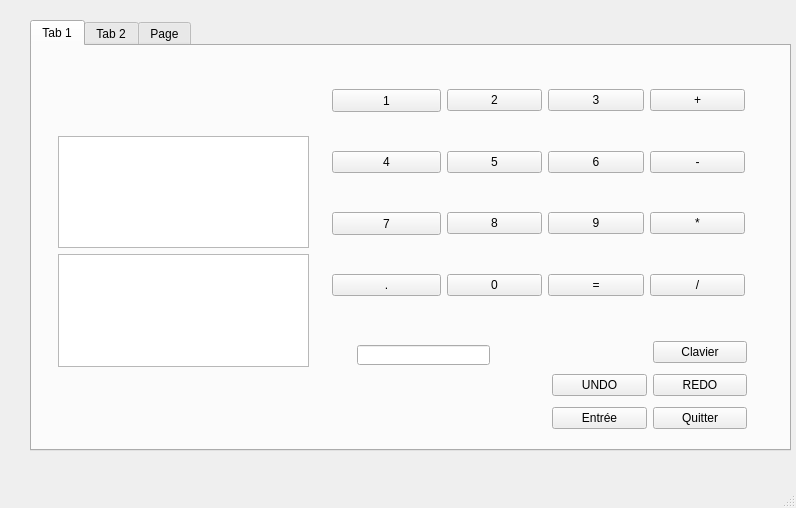
First picture: the form in mainwindow.ui, repository Sk4oned/projet1, before the edit.
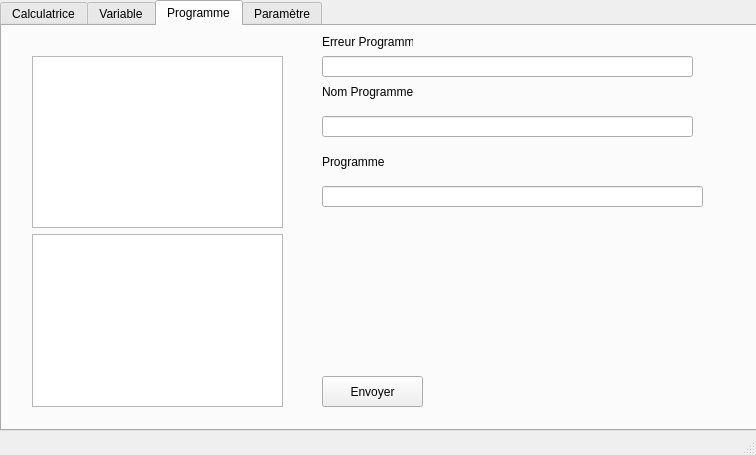
Second picture: the form after the edit.

```diff
--- a/mainwindow.ui
+++ b/mainwindow.ui
@@ -6,8 +6,8 @@
    <rect>
     <x>0</x>
     <y>0</y>
-    <width>796</width>
-    <height>508</height>
+    <width>756</width>
+    <height>455</height>
    </rect>
   </property>
   <property name="windowTitle">
@@ -17,57 +17,30 @@
    <widget class="QTabWidget" name="tabWidget">
     <property name="geometry">
      <rect>
-      <x>30</x>
-      <y>20</y>
+      <x>0</x>
+      <y>0</y>
       <width>761</width>
       <height>431</height>
      </rect>
     </property>
     <property name="currentIndex">
-     <number>0</number>
+     <number>2</number>
     </property>
     <widget class="QWidget" name="tab">
      <attribute name="title">
-      <string>Tab 1</string>
+      <string>Calculatrice</string>
      </attribute>
-     <widget class="QLineEdit" name="lineEdit">
-      <property name="geometry">
-       <rect>
-        <x>325</x>
-        <y>299</y>
-        <width>133</width>
-        <height>20</height>
-       </rect>
-      </property>
-      <property name="text">
-       <string/>
-      </property>
-     </widget>
      <widget class="QWidget" name="gridLayoutWidget">
       <property name="geometry">
        <rect>
-        <x>300</x>
-        <y>10</y>
-        <width>413</width>
-        <height>277</height>
+        <x>290</x>
+        <y>50</y>
+        <width>356</width>
+        <height>230</height>
        </rect>
       </property>
       <layout class="QGridLayout" name="gridLayout">
-       <item row="2" column="1">
-        <widget class="QPushButton" name="pushButton_5">
-         <property name="text">
-          <string>5</string>
-         </property>
-        </widget>
-       </item>
        <item row="2" column="0">
-        <widget class="QPushButton" name="pushButton_3">
-         <property name="text">
-          <string>4</string>
-         </property>
-        </widget>
-       </item>
-       <item row="3" column="0">
         <widget class="QPushButton" name="pushButton_4">
          <property name="minimumSize">
           <size>
@@ -80,7 +53,27 @@
          </property>
         </widget>
        </item>
-       <item row="3" column="1">
+       <item row="1" column="0">
+        <widget class="QPushButton" name="pushButton_3">
+         <property name="text">
+          <string>4</string>
+         </property>
+        </widget>
+       </item>
+       <item row="0" column="0">
+        <widget class="QPushButton" name="pushButton">
+         <property name="minimumSize">
+          <size>
+           <width>109</width>
+           <height>23</height>
+          </size>
+         </property>
+         <property name="text">
+          <string>1</string>
+         </property>
+        </widget>
+       </item>
+       <item row="2" column="1">
         <widget class="QPushButton" name="pushButton_8">
          <property name="text">
           <string>8</string>
@@ -88,19 +81,33 @@
         </widget>
        </item>
        <item row="2" column="2">
-        <widget class="QPushButton" name="pushButton_7">
-         <property name="text">
-          <string>6</string>
-         </property>
-        </widget>
-       </item>
-       <item row="3" column="2">
         <widget class="QPushButton" name="pushButton_9">
          <property name="text">
           <string>9</string>
          </property>
         </widget>
        </item>
+       <item row="0" column="2">
+        <widget class="QPushButton" name="pushButton_6">
+         <property name="text">
+          <string>3</string>
+         </property>
+        </widget>
+       </item>
+       <item row="1" column="2">
+        <widget class="QPushButton" name="pushButton_7">
+         <property name="text">
+          <string>6</string>
+         </property>
+        </widget>
+       </item>
+       <item row="1" column="1">
+        <widget class="QPushButton" name="pushButton_5">
+         <property name="text">
+          <string>5</string>
+         </property>
+        </widget>
+       </item>
        <item row="0" column="1">
         <widget class="QPushButton" name="pushButton_2">
          <property name="text">
@@ -108,53 +115,23 @@
          </property>
         </widget>
        </item>
-       <item row="5" column="1">
+       <item row="3" column="1">
         <widget class="QPushButton" name="pushButton_10">
          <property name="text">
           <string>0</string>
          </property>
         </widget>
        </item>
-       <item row="0" column="0">
-        <widget class="QPushButton" name="pushButton">
-         <property name="minimumSize">
-          <size>
-           <width>109</width>
-           <height>23</height>
-          </size>
-         </property>
-         <property name="text">
-          <string>1</string>
-         </property>
-        </widget>
-       </item>
-       <item row="5" column="3">
-        <widget class="QPushButton" name="pushButton_11">
-         <property name="text">
-          <string>/</string>
-         </property>
-        </widget>
-       </item>
-       <item row="3" column="3">
-        <widget class="QPushButton" name="pushButton_12">
-         <property name="text">
-          <string>*</string>
-         </property>
-        </widget>
-       </item>
        <item row="2" column="3">
-        <widget class="QPushButton" name="pushButton_13">
-         <property name="text">
-          <string>-</string>
-         </property>
-        </widget>
-       </item>
-       <item row="0" column="2">
-        <widget class="QPushButton" name="pushButton_6">
-         <property name="text">
-          <string>3</string>
-         </property>
-        </widget>
+        <layout class="QGridLayout" name="gridLayout_3">
+         <item row="2" column="0">
+          <widget class="QPushButton" name="pushButton_12">
+           <property name="text">
+            <string>*</string>
+           </property>
+          </widget>
+         </item>
+        </layout>
        </item>
        <item row="0" column="3">
         <widget class="QPushButton" name="pushButton_14">
@@ -163,14 +140,28 @@
          </property>
         </widget>
        </item>
-       <item row="5" column="2">
+       <item row="1" column="3">
+        <widget class="QPushButton" name="pushButton_13">
+         <property name="text">
+          <string>-</string>
+         </property>
+        </widget>
+       </item>
+       <item row="3" column="2">
         <widget class="QPushButton" name="pushButton_15">
          <property name="text">
           <string>=</string>
          </property>
         </widget>
        </item>
-       <item row="5" column="0">
+       <item row="3" column="3">
+        <widget class="QPushButton" name="pushButton_11">
+         <property name="text">
+          <string>/</string>
+         </property>
+        </widget>
+       </item>
+       <item row="3" column="0">
         <widget class="QPushButton" name="pushButton_18">
          <property name="text">
           <string>.</string>
@@ -182,10 +173,10 @@
      <widget class="QWidget" name="gridLayoutWidget_2">
       <property name="geometry">
        <rect>
-        <x>520</x>
-        <y>290</y>
-        <width>195</width>
-        <height>100</height>
+        <x>570</x>
+        <y>280</y>
+        <width>158</width>
+        <height>83</height>
        </rect>
       </property>
       <layout class="QGridLayout" name="gridLayout_2">
@@ -229,8 +220,8 @@
      <widget class="QWidget" name="verticalLayoutWidget_3">
       <property name="geometry">
        <rect>
-        <x>26</x>
-        <y>90</y>
+        <x>20</x>
+        <y>50</y>
         <width>251</width>
         <height>231</height>
        </rect>
@@ -244,10 +235,23 @@
        </item>
       </layout>
      </widget>
+     <widget class="QLineEdit" name="lineEdit">
+      <property name="geometry">
+       <rect>
+        <x>280</x>
+        <y>310</y>
+        <width>281</width>
+        <height>20</height>
+       </rect>
+      </property>
+      <property name="text">
+       <string/>
+      </property>
+     </widget>
     </widget>
     <widget class="QWidget" name="tab_2">
      <attribute name="title">
-      <string>Tab 2</string>
+      <string>Variable</string>
      </attribute>
      <widget class="QTextEdit" name="textEdit_3">
       <property name="geometry">
@@ -265,6 +269,208 @@
         <x>310</x>
         <y>330</y>
         <width>371</width>
+        <height>21</height>
+       </rect>
+      </property>
+      <property name="text">
+       <string/>
+      </property>
+     </widget>
+     <widget class="QLineEdit" name="lineEdit_13">
+      <property name="geometry">
+       <rect>
+        <x>310</x>
+        <y>230</y>
+        <width>371</width>
+        <height>21</height>
+       </rect>
+      </property>
+      <property name="text">
+       <string/>
+      </property>
+     </widget>
+     <widget class="QLabel" name="label_9">
+      <property name="geometry">
+       <rect>
+        <x>310</x>
+        <y>190</y>
+        <width>121</width>
+        <height>31</height>
+       </rect>
+      </property>
+      <property name="text">
+       <string>Nom Nouvelle Variable</string>
+      </property>
+     </widget>
+     <widget class="QLabel" name="label_10">
+      <property name="geometry">
+       <rect>
+        <x>310</x>
+        <y>250</y>
+        <width>91</width>
+        <height>31</height>
+       </rect>
+      </property>
+      <property name="text">
+       <string>Valeur Variable</string>
+      </property>
+     </widget>
+     <widget class="QPushButton" name="pushButton_45">
+      <property name="geometry">
+       <rect>
+        <x>310</x>
+        <y>320</y>
+        <width>101</width>
+        <height>31</height>
+       </rect>
+      </property>
+      <property name="text">
+       <string>Envoyer</string>
+      </property>
+     </widget>
+     <widget class="QSpinBox" name="spinBox">
+      <property name="geometry">
+       <rect>
+        <x>310</x>
+        <y>90</y>
+        <width>371</width>
+        <height>22</height>
+       </rect>
+      </property>
+     </widget>
+     <widget class="QLabel" name="label_11">
+      <property name="geometry">
+       <rect>
+        <x>20</x>
+        <y>20</y>
+        <width>181</width>
+        <height>31</height>
+       </rect>
+      </property>
+      <property name="text">
+       <string>Variables</string>
+      </property>
+     </widget>
+     <widget class="QLabel" name="label_12">
+      <property name="geometry">
+       <rect>
+        <x>310</x>
+        <y>50</y>
+        <width>131</width>
+        <height>31</height>
+       </rect>
+      </property>
+      <property name="text">
+       <string>Variable Sélectionnéee</string>
+      </property>
+     </widget>
+    </widget>
+    <widget class="QWidget" name="tab_3">
+     <attribute name="title">
+      <string>Programme</string>
+     </attribute>
+     <widget class="QWidget" name="verticalLayoutWidget_4">
+      <property name="geometry">
+       <rect>
+        <x>30</x>
+        <y>30</y>
+        <width>251</width>
+        <height>351</height>
+       </rect>
+      </property>
+      <layout class="QVBoxLayout" name="verticalLayout_4">
+       <item>
+        <widget class="QTextEdit" name="textEdit_4"/>
+       </item>
+       <item>
+        <widget class="QTextEdit" name="textEdit_6"/>
+       </item>
+      </layout>
+     </widget>
+     <widget class="QLineEdit" name="lineEdit_3">
+      <property name="geometry">
+       <rect>
+        <x>320</x>
+        <y>90</y>
+        <width>371</width>
+        <height>21</height>
+       </rect>
+      </property>
+      <property name="text">
+       <string/>
+      </property>
+     </widget>
+     <widget class="QLabel" name="label_2">
+      <property name="geometry">
+       <rect>
+        <x>320</x>
+        <y>50</y>
+        <width>91</width>
+        <height>31</height>
+       </rect>
+      </property>
+      <property name="text">
+       <string>Nom Programme</string>
+      </property>
+     </widget>
+     <widget class="QLabel" name="label_3">
+      <property name="geometry">
+       <rect>
+        <x>320</x>
+        <y>120</y>
+        <width>91</width>
+        <height>31</height>
+       </rect>
+      </property>
+      <property name="text">
+       <string>Programme</string>
+      </property>
+     </widget>
+     <widget class="QPushButton" name="pushButton_21">
+      <property name="geometry">
+       <rect>
+        <x>320</x>
+        <y>350</y>
+        <width>101</width>
+        <height>31</height>
+       </rect>
+      </property>
+      <property name="text">
+       <string>Envoyer</string>
+      </property>
+     </widget>
+     <widget class="QLineEdit" name="lineEdit_4">
+      <property name="geometry">
+       <rect>
+        <x>320</x>
+        <y>30</y>
+        <width>371</width>
+        <height>21</height>
+       </rect>
+      </property>
+      <property name="text">
+       <string/>
+      </property>
+     </widget>
+     <widget class="QLabel" name="label_4">
+      <property name="geometry">
+       <rect>
+        <x>320</x>
+        <y>0</y>
+        <width>91</width>
+        <height>31</height>
+       </rect>
+      </property>
+      <property name="text">
+       <string>Erreur Programme</string>
+      </property>
+     </widget>
+     <widget class="QLineEdit" name="lineEdit_6">
+      <property name="geometry">
+       <rect>
+        <x>320</x>
+        <y>160</y>
+        <width>381</width>
         <height>21</height>
        </rect>
       </property>
@@ -275,7 +481,7 @@
     </widget>
     <widget class="QWidget" name="tab_5">
      <attribute name="title">
-      <string>Page</string>
+      <string>Paramètre</string>
      </attribute>
      <widget class="QLineEdit" name="lineEdit_5">
       <property name="geometry">
```
Left out of the diff: 10 changed lines with no effect on the pictures.
